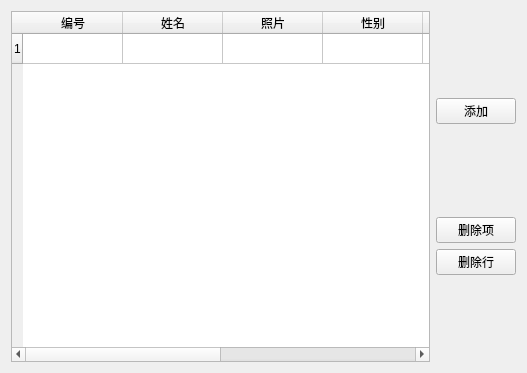
Above: StudentManagerSystem/studentinfowidget.ui from Coldthug/QT_Pro_Demo before the change. Below: the same form after it.
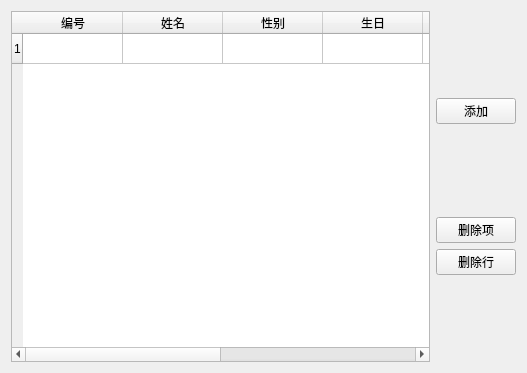
That is the form after the change.

Diff of the .ui file:
```diff
--- a/StudentManagerSystem/studentinfowidget.ui
+++ b/StudentManagerSystem/studentinfowidget.ui
@@ -27,11 +27,6 @@
        <string>姓名</string>
       </property>
      </column>
-     <column>
-      <property name="text">
-       <string>照片</string>
-      </property>
-     </column>
      <column>
       <property name="text">
        <string>性别</string>
@@ -57,6 +52,11 @@
        <string>学习进度</string>
       </property>
      </column>
+     <column>
+      <property name="text">
+       <string>照片</string>
+      </property>
+     </column>
     </widget>
    </item>
    <item>
```
